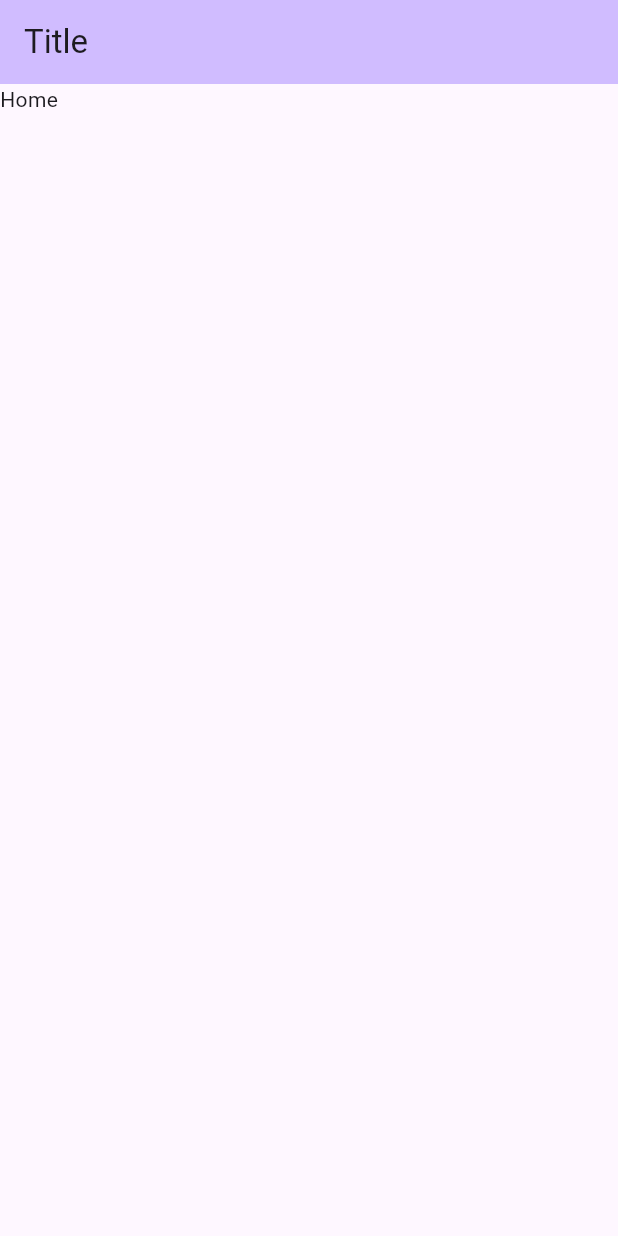
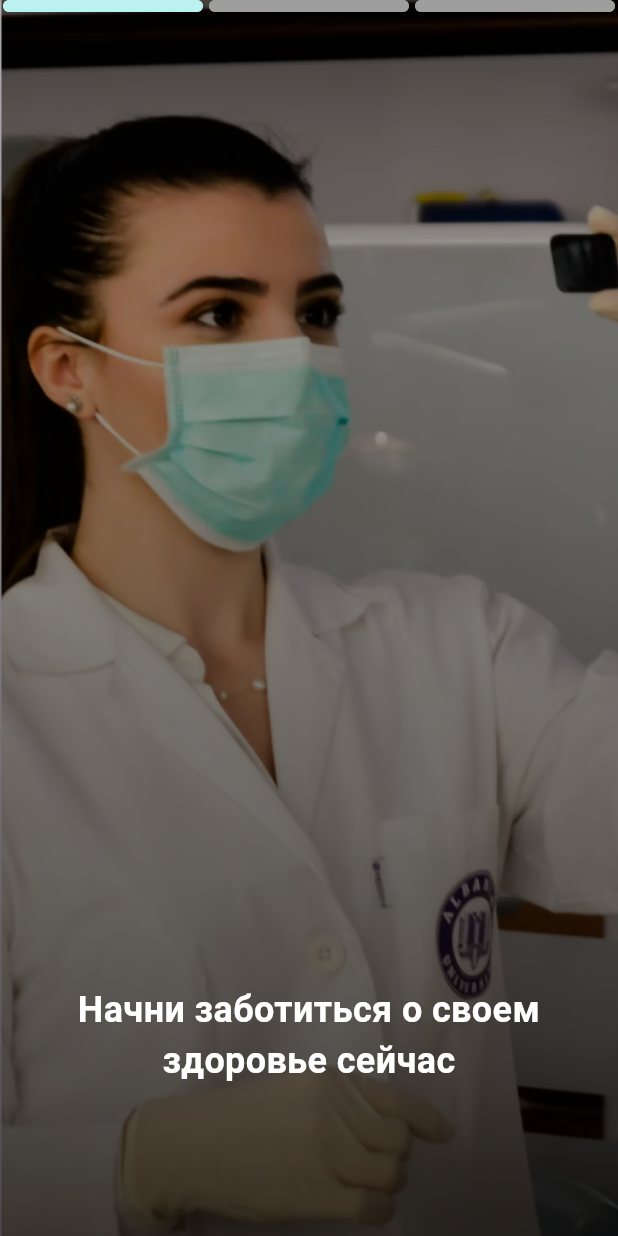
Before and after one commit to myktybayev/iHealth, a Flutter app: the screen it shows after launch, on a phone screen of 412 x 824 dp. Run offline on Flutter 3.47's test engine with Material 3 defaults, Android fonts, the phone set to English and light mode, and no system bars.

Commit message:
splash pages

```diff
--- /dev/null
+++ b/lib/features/splashPage/first_splash.dart
@@ -0,0 +1,49 @@
+import 'package:flutter/material.dart';
+import 'package:ihealth/features/splashPage/splash_pages.dart';
+
+class FirstSplashScreen extends StatefulWidget {
+  const FirstSplashScreen({Key? key}) : super(key: key);
+
+  @override
+  // ignore: library_private_types_in_public_api
+  _FirstSplashScreenState createState() => _FirstSplashScreenState();
+}
+
+class _FirstSplashScreenState extends State<FirstSplashScreen> {
+  @override
+  void initState() {
+    super.initState();
+    Future.delayed(const Duration(seconds: 3), () {
+      Navigator.of(context).pushReplacement(
+          MaterialPageRoute(builder: (_) => const SplashScreenWrapper()));
+    });
+  }
+
+  @override
+  Widget build(BuildContext context) {
+    return Scaffold(
+      backgroundColor: const Color(0xFFEDF6F6),
+      body: Center(
+        child: Column(
+          mainAxisSize: MainAxisSize.min,
+          children: [
+            Image.asset(
+              'assets/img/icon.png',
+              width: 150,
+              height: 150,
+            ),
+            const SizedBox(height: 200),
+            const Text(
+              'iHealth',
+              style: TextStyle(
+                fontSize: 50,
+                fontWeight: FontWeight.bold,
+                color: Color(0xFFBBF2EF),
+              ),
+            ),
+          ],
+        ),
+      ),
+    );
+  }
+}
--- /dev/null
+++ b/lib/features/splashPage/progress_bar.dart
@@ -0,0 +1,34 @@
+import 'package:flutter/material.dart';
+
+class ProgressBar extends StatelessWidget {
+  final int currentPage;
+  final int pageCount;
+  final double barWidth;
+
+  const ProgressBar({
+    Key? key,
+    required this.currentPage,
+    required this.pageCount,
+    required this.barWidth,
+  }) : super(key: key);
+
+  @override
+  Widget build(BuildContext context) {
+    return Row(
+      mainAxisSize: MainAxisSize.min,
+      mainAxisAlignment: MainAxisAlignment.center,
+      children: List.generate(pageCount, (index) {
+        return Expanded(
+          child: Container(
+            height: 8,
+            margin: const EdgeInsets.symmetric(horizontal: 2),
+            decoration: BoxDecoration(
+              color: index == currentPage ? const Color(0xFFBBF2EF) : Colors.grey,
+              borderRadius: BorderRadius.circular(4),
+            ),
+          ),
+        );
+      }),
+    );
+  }
+}
--- /dev/null
+++ b/lib/features/splashPage/splash_pages.dart
@@ -0,0 +1,74 @@
+// ignore_for_file: library_private_types_in_public_api
+
+import 'package:flutter/material.dart';
+import 'package:ihealth/features/splashPage/progress_bar.dart';
+import 'package:ihealth/features/splashPage/universal_splash.dart';
+
+class SplashScreenWrapper extends StatefulWidget {
+  const SplashScreenWrapper({Key? key}) : super(key: key);
+
+  @override
+  _SplashScreenWrapperState createState() => _SplashScreenWrapperState();
+}
+
+class _SplashScreenWrapperState extends State<SplashScreenWrapper> {
+  final PageController _pageController = PageController();
+  int _currentPage = 0;
+
+  @override
+  void dispose() {
+    _pageController.dispose();
+    super.dispose();
+  }
+
+  void _onPageChanged(int page) {
+    setState(() {
+      _currentPage = page;
+    });
+  }
+
+  @override
+  Widget build(BuildContext context) {
+    const int totalPages = 3;
+    return Scaffold(
+      body: Stack(
+        children: [
+          PageView(
+            controller: _pageController,
+            onPageChanged: _onPageChanged,
+            children: [
+              UniversalSplashScreen(
+                backgroundImage: 'assets/img/image.png',
+                text: 'Начни заботиться о своем здоровье сейчас',
+                currentPage: _currentPage,
+                totalPages: totalPages,
+              ),
+              UniversalSplashScreen(
+                backgroundImage: 'assets/img/image2.png',
+                text: 'Ваш путь к здоровью начинается здесь',
+                currentPage: _currentPage,
+                totalPages: totalPages,
+              ),
+              UniversalSplashScreen(
+                backgroundImage: 'assets/img/image3.png',
+                text: 'Здоровое сообщество начинается с вас',
+                currentPage: _currentPage,
+                totalPages: totalPages,
+              ),
+            ],
+          ),
+          Positioned(
+            top: MediaQuery.of(context).padding.top,
+            left: 0,
+            right: 0,
+            child: ProgressBar(
+              currentPage: _currentPage,
+              pageCount: totalPages,
+              barWidth: MediaQuery.of(context).size.width / totalPages,
+            ),
+          ),
+        ],
+      ),
+    );
+  }
+}
--- /dev/null
+++ b/lib/features/splashPage/universal_splash.dart
@@ -0,0 +1,97 @@
+import 'package:flutter/material.dart';
+import 'package:ihealth/features/splashPage/progress_bar.dart';
+
+class UniversalSplashScreen extends StatelessWidget {
+  final String backgroundImage;
+  final String text;
+  final int currentPage;
+  final int totalPages;
+
+  const UniversalSplashScreen({
+    Key? key,
+    required this.backgroundImage,
+    required this.text,
+    required this.currentPage,
+    required this.totalPages,
+  }) : super(key: key);
+
+  @override
+  Widget build(BuildContext context) {
+    final double screenWidth = MediaQuery.of(context).size.width;
+    final double barWidth = (screenWidth / totalPages) * 0.8;
+
+    return Stack(
+      children: [
+        Image.asset(
+          backgroundImage,
+          fit: BoxFit.cover,
+          width: double.infinity,
+          height: double.infinity,
+        ),
+        Positioned.fill(
+          child: Container(
+            decoration: BoxDecoration(
+              gradient: LinearGradient(
+                begin: Alignment.topCenter,
+                end: Alignment.bottomCenter,
+                colors: [
+                  Colors.black.withOpacity(0.3),
+                  Colors.black.withOpacity(0.7),
+                ],
+              ),
+            ),
+          ),
+        ),
+        Positioned(
+          bottom: 100,
+          left: 0,
+          right: 0,
+          child: Padding(
+            padding: const EdgeInsets.symmetric(horizontal: 20.0),
+            child: Text(
+              text,
+              textAlign: TextAlign.center,
+              style: const TextStyle(
+                color: Colors.white,
+                fontSize: 24,
+                fontWeight: FontWeight.bold,
+              ),
+            ),
+          ),
+        ),
+        Positioned(
+          top: MediaQuery.of(context).padding.top,
+          left: 0,
+          right: 0,
+          child: ProgressBar(
+            currentPage: currentPage,
+            pageCount: totalPages,
+            barWidth: barWidth,
+          ),
+        ),
+        if (currentPage == totalPages - 1)
+          Positioned(
+            bottom: 20,
+            left: 20,
+            right: 20,
+            child: ElevatedButton(
+              onPressed: () {
+                // Navigator.of(context).pushReplacement(
+                //   MaterialPageRoute(builder: (_) => const LoginScreen()),
+                // );
+              },
+              child: const Text('Начать'),
+              style: ElevatedButton.styleFrom(
+                foregroundColor: Colors.white,
+                backgroundColor: const Color(0xFFBBF2EF),
+                minimumSize: const Size(double.infinity, 50),
+                shape: RoundedRectangleBorder(
+                  borderRadius: BorderRadius.circular(10),
+                ),
+              ),
+            ),
+          ),
+      ],
+    );
+  }
+}
--- a/lib/main.dart
+++ b/lib/main.dart
@@ -1,4 +1,5 @@
 import 'package:flutter/material.dart';
+import 'package:ihealth/features/splashPage/first_splash.dart';
 
 void main() {
   runApp(const MyApp());
@@ -10,18 +11,19 @@ class MyApp extends StatelessWidget {
   @override
   Widget build(BuildContext context) {
     return MaterialApp(
+      home: const FirstSplashScreen(),
       title: 'Flutter Demo',
       theme: ThemeData(
         colorScheme: ColorScheme.fromSeed(seedColor: Colors.deepPurple),
         useMaterial3: true,
       ),
-      home: Scaffold(
-        appBar: AppBar(
-          backgroundColor: Theme.of(context).colorScheme.inversePrimary,
-          title: Text('Title'),
-        ),
-        body: Text('Home'),
-      ),
+      // home: Scaffold(
+      //   appBar: AppBar(
+      //     backgroundColor: Theme.of(context).colorScheme.inversePrimary,
+      //     title: Text('Title'),
+      //   ),
+      //   body: Text('Home'),
+      // ),
     );
   }
 }
```
Also changed, not shown: pubspec.yaml (+7 -0 lines), assets/img/icon.png (added), assets/img/image.png (added), assets/img/image2.png (added), assets/img/image3.png (added).
